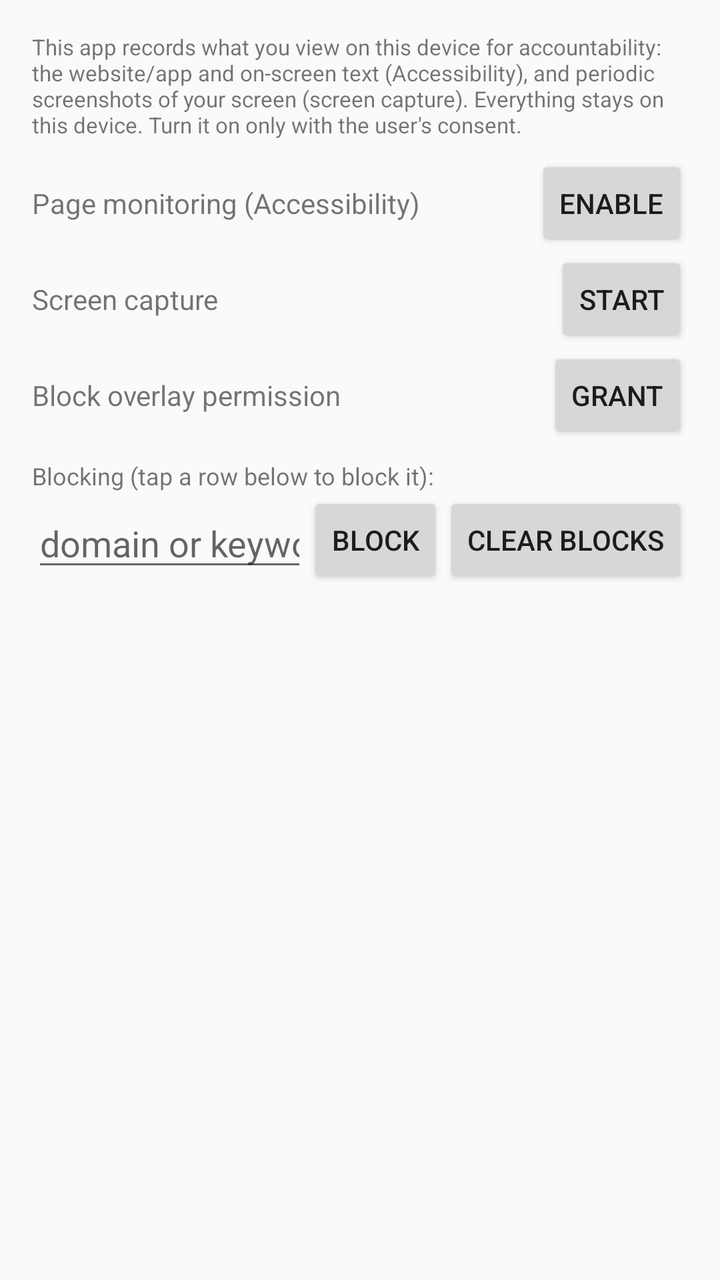
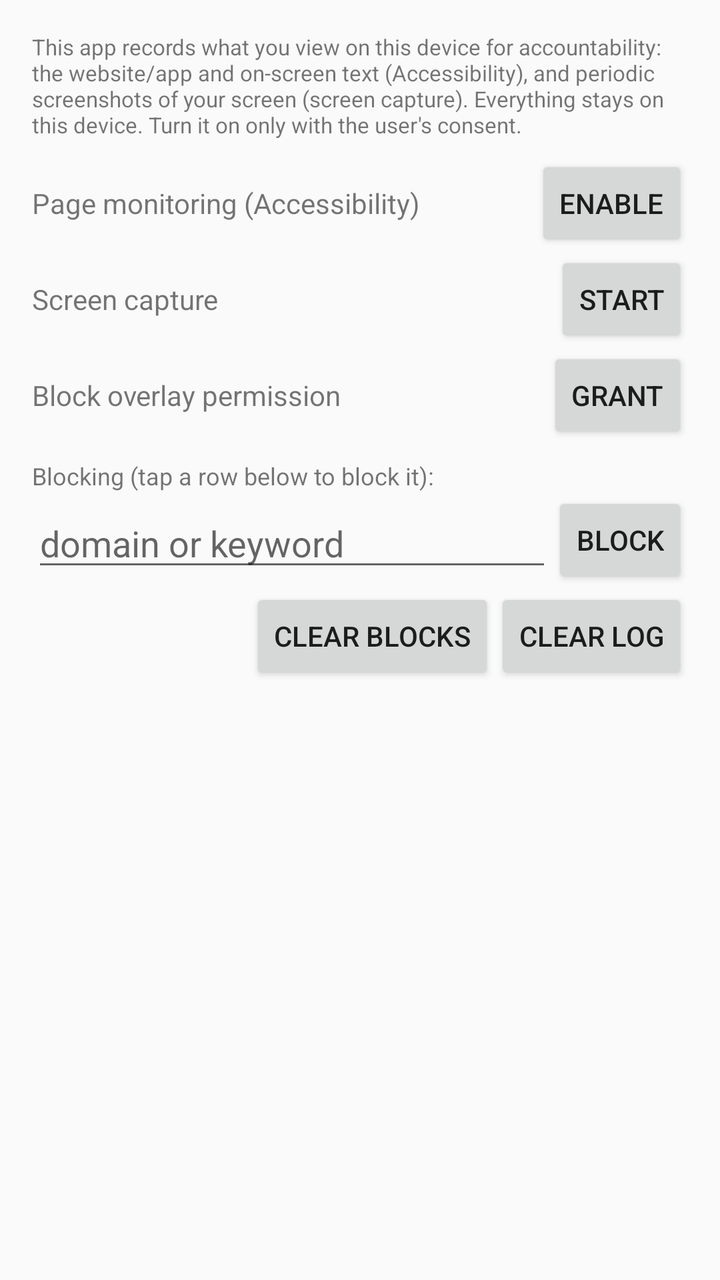

The first picture is an Android layout as it rendered before a commit; the second is the same layout after the commit. The layout source and the unified diff follow.
<!-- AndroidManifest.xml: application theme Theme.WebTrafficMonitor -->
<!-- res/layout/activity_main.xml -->
<?xml version="1.0" encoding="utf-8"?>
<LinearLayout xmlns:android="http://schemas.android.com/apk/res/android"
    android:layout_width="match_parent"
    android:layout_height="match_parent"
    android:orientation="vertical"
    android:padding="16dp">

    <TextView
        android:id="@+id/disclosure"
        android:layout_width="match_parent"
        android:layout_height="wrap_content"
        android:paddingBottom="8dp"
        android:text="@string/disclosure"
        android:textSize="11sp" />

    <LinearLayout
        android:layout_width="match_parent"
        android:layout_height="wrap_content"
        android:gravity="center_vertical"
        android:orientation="horizontal">

        <TextView
            android:id="@+id/status_accessibility"
            android:layout_width="0dp"
            android:layout_height="wrap_content"
            android:layout_weight="1"
            android:text="@string/page_monitoring" />

        <Button
            android:id="@+id/btn_accessibility"
            style="?android:attr/buttonStyleSmall"
            android:layout_width="wrap_content"
            android:layout_height="wrap_content"
            android:text="@string/enable" />
    </LinearLayout>

    <LinearLayout
        android:layout_width="match_parent"
        android:layout_height="wrap_content"
        android:gravity="center_vertical"
        android:orientation="horizontal">

        <TextView
            android:id="@+id/status_capture"
            android:layout_width="0dp"
            android:layout_height="wrap_content"
            android:layout_weight="1"
            android:text="@string/screen_capture" />

        <Button
            android:id="@+id/btn_capture"
            style="?android:attr/buttonStyleSmall"
            android:layout_width="wrap_content"
            android:layout_height="wrap_content"
            android:text="@string/start" />
    </LinearLayout>

    <LinearLayout
        android:layout_width="match_parent"
        android:layout_height="wrap_content"
        android:gravity="center_vertical"
        android:orientation="horizontal">

        <TextView
            android:id="@+id/status_overlay"
            android:layout_width="0dp"
            android:layout_height="wrap_content"
            android:layout_weight="1"
            android:text="@string/overlay_permission" />

        <Button
            android:id="@+id/btn_overlay"
            style="?android:attr/buttonStyleSmall"
            android:layout_width="wrap_content"
            android:layout_height="wrap_content"
            android:text="@string/grant" />
    </LinearLayout>

    <TextView
        android:id="@+id/block_rules"
        android:layout_width="match_parent"
        android:layout_height="wrap_content"
        android:layout_marginTop="8dp"
        android:text="@string/blocking_label"
        android:textSize="12sp" />

    <LinearLayout
        android:layout_width="match_parent"
        android:layout_height="wrap_content"
        android:gravity="center_vertical"
        android:orientation="horizontal">

        <EditText
            android:id="@+id/input_block"
            android:layout_width="0dp"
            android:layout_height="wrap_content"
            android:layout_weight="1"
            android:hint="@string/block_hint"
            android:imeOptions="actionDone"
            android:inputType="textNoSuggestions"
            android:maxLines="1" />

        <Button
            android:id="@+id/btn_block"
            style="?android:attr/buttonStyleSmall"
            android:layout_width="wrap_content"
            android:layout_height="wrap_content"
            android:text="@string/block" />

        <Button
            android:id="@+id/btn_clear_blocks"
            style="?android:attr/buttonStyleSmall"
            android:layout_width="wrap_content"
            android:layout_height="wrap_content"
            android:text="@string/clear_blocks" />
    </LinearLayout>

    <TextView
        android:id="@+id/empty_list"
        android:layout_width="match_parent"
        android:layout_height="wrap_content"
        android:paddingVertical="24dp"
        android:text="@string/empty_list"
        android:textAlignment="center"
        android:visibility="gone" />

    <androidx.recyclerview.widget.RecyclerView
        android:id="@+id/list"
        android:layout_width="match_parent"
        android:layout_height="0dp"
        android:layout_weight="1"
        android:clipToPadding="false"
        android:paddingTop="8dp" />

</LinearLayout>
<!-- resources referenced by this layout -->
<resources>
  <string name="block">Block</string>
  <string name="block_hint">domain or keyword</string>
  <string name="blocking_label">Blocking (tap a row below to block it):</string>
  <string name="clear_blocks">Clear blocks</string>
  <string name="disclosure">This app records what you view on this device for accountability: the website/app and on-screen text (Accessibility), and periodic screenshots of your screen (screen capture). Everything stays on this device. Turn it on only with the user\'s consent.</string>
  <string name="empty_list">Nothing recorded yet. Turn on monitoring above.</string>
  <string name="enable">Enable</string>
  <string name="grant">Grant</string>
  <string name="overlay_permission">Block overlay permission</string>
  <string name="page_monitoring">Page monitoring (Accessibility)</string>
  <string name="screen_capture">Screen capture</string>
  <string name="start">Start</string>
  <style name="Theme.WebTrafficMonitor" parent="Theme.AppCompat.Light.NoActionBar" />
</resources>

<!-- the commit's change to res/layout/activity_main.xml (unified diff, before → after) -->
@@ -106,6 +106,13 @@
             android:layout_width="wrap_content"
             android:layout_height="wrap_content"
             android:text="@string/block" />
+    </LinearLayout>
+
+    <LinearLayout
+        android:layout_width="match_parent"
+        android:layout_height="wrap_content"
+        android:gravity="end"
+        android:orientation="horizontal">
 
         <Button
             android:id="@+id/btn_clear_blocks"
@@ -113,6 +120,13 @@
             android:layout_width="wrap_content"
             android:layout_height="wrap_content"
             android:text="@string/clear_blocks" />
+
+        <Button
+            android:id="@+id/btn_clear_log"
+            style="?android:attr/buttonStyleSmall"
+            android:layout_width="wrap_content"
+            android:layout_height="wrap_content"
+            android:text="@string/clear_log" />
     </LinearLayout>
 
     <TextView
<!-- resource entries referenced after the edit -->
@@ -4,6 +4,7 @@
   <string name="block_hint">domain or keyword</string>
   <string name="blocking_label">Blocking (tap a row below to block it):</string>
   <string name="clear_blocks">Clear blocks</string>
+  <string name="clear_log">Clear log</string>
   <string name="disclosure">This app records what you view on this device for accountability: the website/app and on-screen text (Accessibility), and periodic screenshots of your screen (screen capture). Everything stays on this device. Turn it on only with the user\'s consent.</string>
   <string name="empty_list">Nothing recorded yet. Turn on monitoring above.</string>
   <string name="enable">Enable</string>
